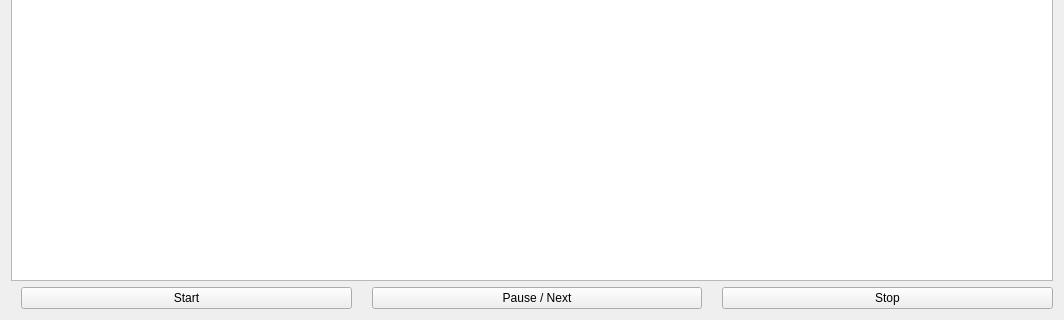
Qt form mainwindow.ui (Gleky/Artemetr) before a commit; both pictures show x 0 to 1064 and y 278 to 598 of the 1064 by 598 pixel window.
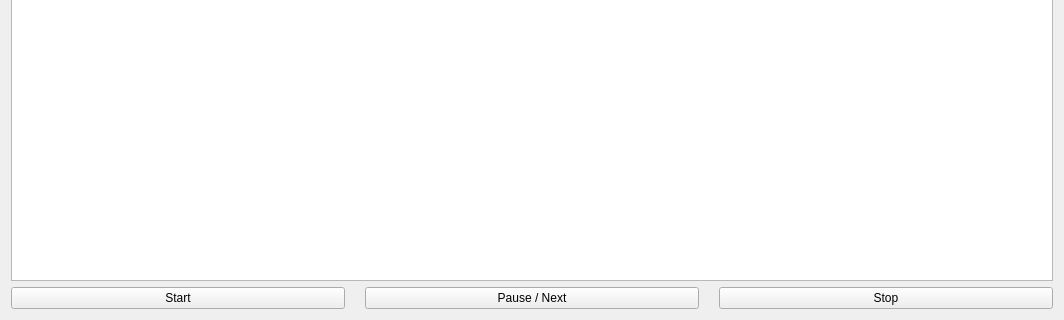
The same form after that commit.

```diff
--- a/mainwindow.ui
+++ b/mainwindow.ui
@@ -36,7 +36,7 @@
        <enum>QLayout::SetMinimumSize</enum>
       </property>
       <property name="leftMargin">
-       <number>10</number>
+       <number>0</number>
       </property>
       <item>
        <widget class="QPushButton" name="pushButtonStart">
```
